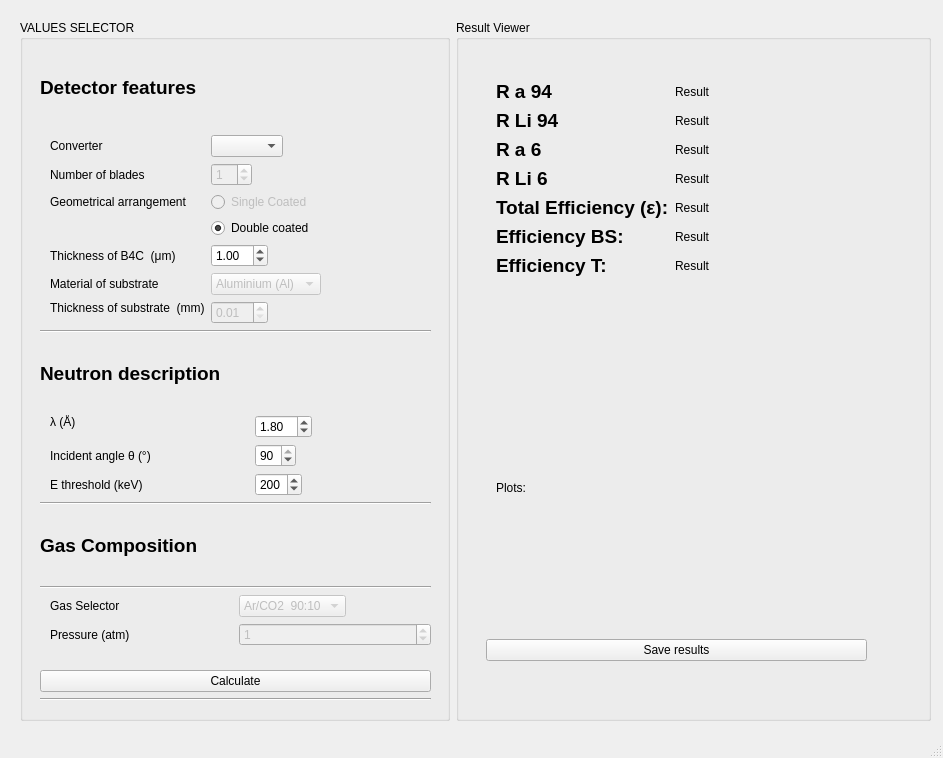
Old version of the form efficiencyCalculator/efficiencyMainwindow.ui in the repository ess-dg/dg_efficiencyCalculator.
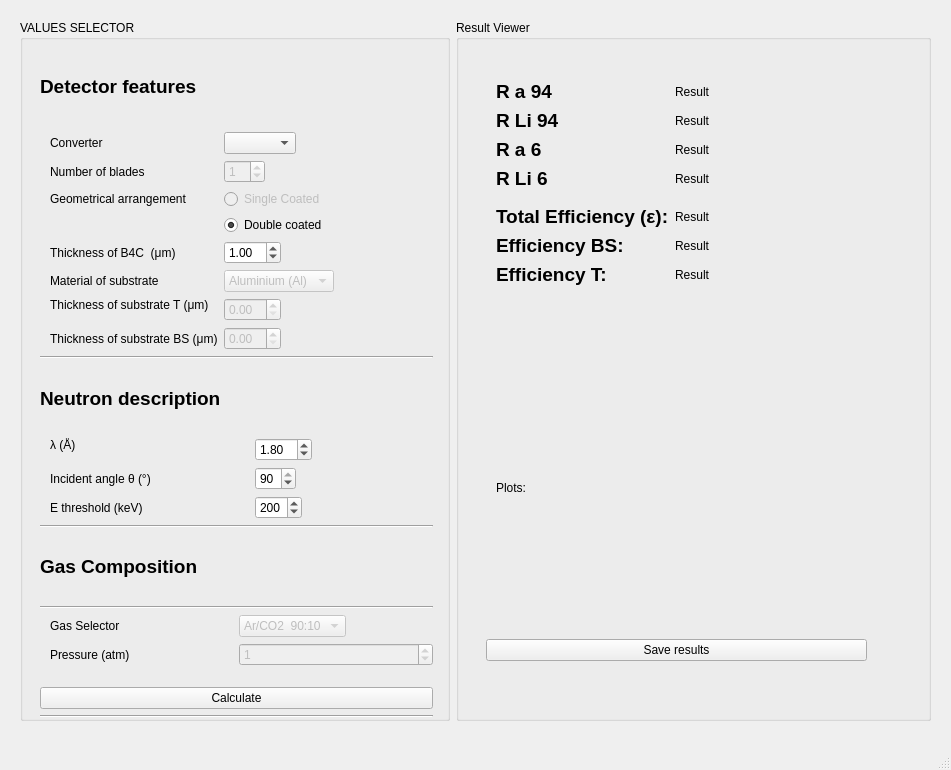
New version of the form.

What changed in the file:
```diff
--- a/efficiencyCalculator/efficiencyMainwindow.ui
+++ b/efficiencyCalculator/efficiencyMainwindow.ui
@@ -6,8 +6,8 @@
    <rect>
     <x>0</x>
     <y>0</y>
-    <width>943</width>
-    <height>758</height>
+    <width>951</width>
+    <height>770</height>
    </rect>
   </property>
   <property name="windowTitle">
@@ -40,8 +40,8 @@
          <rect>
           <x>20</x>
           <y>40</y>
-          <width>391</width>
-          <height>641</height>
+          <width>393</width>
+          <height>658</height>
          </rect>
         </property>
         <layout class="QVBoxLayout" name="ValuesSelectorVerticalLayout">
@@ -173,17 +173,20 @@
               </sizepolicy>
              </property>
              <property name="text">
-              <string>Thickness of substrate  (mm)</string>
+              <string>Thickness of substrate T (μm)</string>
              </property>
             </widget>
            </item>
            <item row="13" column="1">
-            <widget class="QDoubleSpinBox" name="substrateSpinBox">
+            <widget class="QDoubleSpinBox" name="substrateTSpinBox">
              <property name="enabled">
               <bool>false</bool>
              </property>
              <property name="minimum">
-              <double>0.010000000000000</double>
+              <double>0.000000000000000</double>
+             </property>
+             <property name="value">
+              <double>0.000000000000000</double>
              </property>
             </widget>
            </item>
@@ -197,6 +200,23 @@
            <item row="4" column="1">
             <widget class="QComboBox" name="converterComboBox"/>
            </item>
+           <item row="14" column="0">
+            <widget class="QLabel" name="label_5">
+             <property name="text">
+              <string>Thickness of substrate BS (μm)</string>
+             </property>
+            </widget>
+           </item>
+           <item row="14" column="1">
+            <widget class="QDoubleSpinBox" name="substrateBSpinBox">
+             <property name="enabled">
+              <bool>false</bool>
+             </property>
+             <property name="minimum">
+              <double>0.000000000000000</double>
+             </property>
+            </widget>
+           </item>
           </layout>
          </item>
          <item>
@@ -437,7 +457,7 @@
                <property name="fieldGrowthPolicy">
                 <enum>QFormLayout::FieldsStayAtSizeHint</enum>
                </property>
-               <item row="4" column="0">
+               <item row="5" column="0">
                 <widget class="QLabel" name="effiLabel">
                  <property name="sizePolicy">
                   <sizepolicy hsizetype="Maximum" vsizetype="Preferred">
@@ -450,14 +470,14 @@
                  </property>
                 </widget>
                </item>
-               <item row="4" column="1">
+               <item row="5" column="1">
                 <widget class="QLabel" name="totalResultLabel">
                  <property name="text">
                   <string>Result</string>
                  </property>
                 </widget>
                </item>
-               <item row="5" column="0">
+               <item row="6" column="0">
                 <widget class="QLabel" name="effiLabel_2">
                  <property name="sizePolicy">
                   <sizepolicy hsizetype="Maximum" vsizetype="Preferred">
@@ -470,14 +490,14 @@
                  </property>
                 </widget>
                </item>
-               <item row="5" column="1">
+               <item row="6" column="1">
                 <widget class="QLabel" name="bsResultLabel">
                  <property name="text">
                   <string>Result</string>
                  </property>
                 </widget>
                </item>
-               <item row="6" column="0">
+               <item row="7" column="0">
                 <widget class="QLabel" name="effiLabel_3">
                  <property name="sizePolicy">
                   <sizepolicy hsizetype="Maximum" vsizetype="Preferred">
@@ -490,7 +510,7 @@
                  </property>
                 </widget>
                </item>
-               <item row="6" column="1">
+               <item row="7" column="1">
                 <widget class="QLabel" name="tResultLabel">
                  <property name="text">
                   <string>Result</string>
@@ -553,6 +573,13 @@
                  </property>
                 </widget>
                </item>
+               <item row="4" column="0">
+                <widget class="Line" name="line">
+                 <property name="orientation">
+                  <enum>Qt::Horizontal</enum>
+                 </property>
+                </widget>
+               </item>
               </layout>
              </item>
              <item>
@@ -588,7 +615,7 @@
     <rect>
      <x>0</x>
      <y>0</y>
-     <width>943</width>
+     <width>951</width>
      <height>22</height>
     </rect>
    </property>
```
